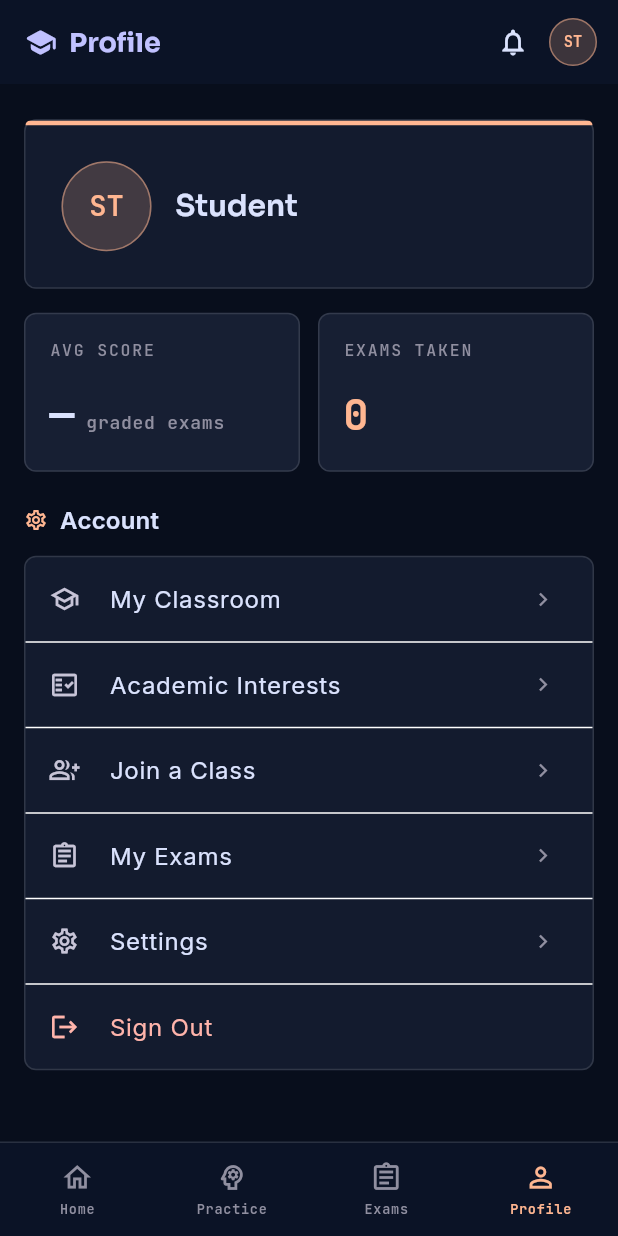
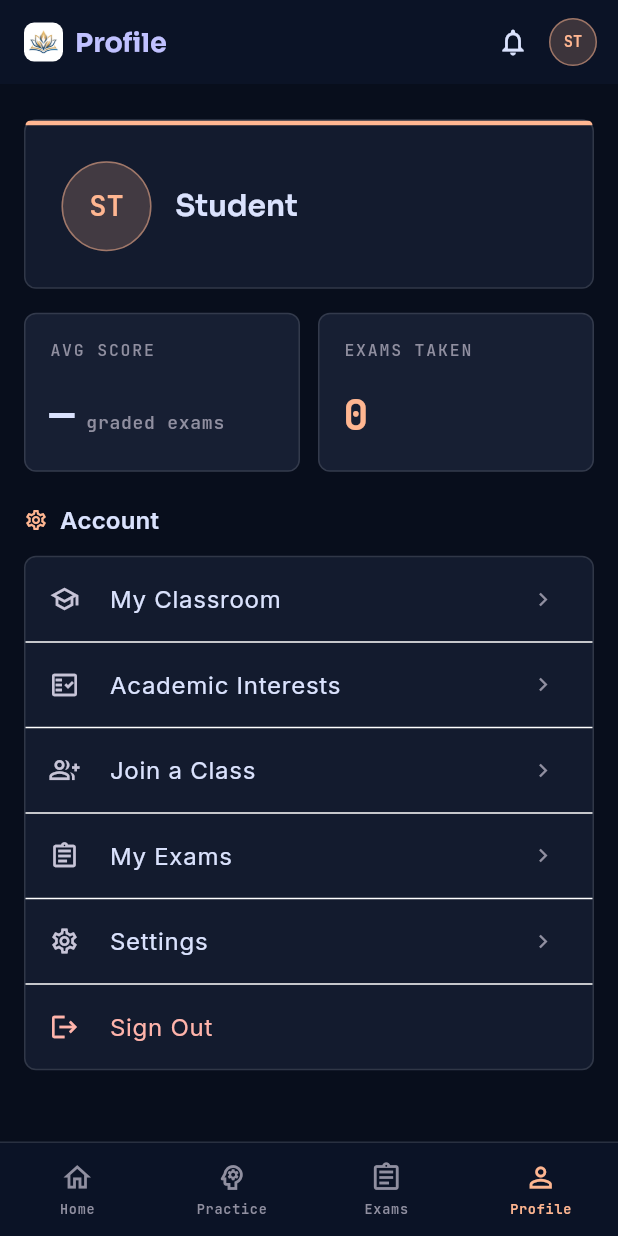
Before and after one commit to BharathMallesh/OlympiadPro, a Flutter app: the StudentShell screen opened directly with empty values, item 4 of the bottom bar chosen, on a phone screen of 412 x 824 dp. Run offline on Flutter 3.47's test engine with Material 3 defaults, Android fonts, the phone set to English and light mode, and no system bars; our stand-ins replace connectivity_plus, file_picker, flutter_secure_storage, go_router, google_fonts, image_picker and 1 more; missing offline and left inert: flutter_math_fork; accounts and stored records are empty; network calls fail.

Commit message:
Brand: use the Vidyora lotus-book logo (real artwork)
- Add the Gemini logo: cropped transparent mark (assets/web), favicon.png,
  PWA Icon-192/512, and the full lockup (web/vidyora-logo.png)
- In-app: BrandMark widget shows the mark on a light badge (readable on the
  dark UI); replaces the school icon in login, teacher sidebar, student shell
- Web favicon points to the real mark; fix widget_test brand reference

Co-Authored-By: Claude Opus 4.8 <noreply@anthropic.com>

```diff
--- a/lib/screens/student/student_shell.dart
+++ b/lib/screens/student/student_shell.dart
@@ -2,6 +2,7 @@ import 'package:flutter/material.dart';
 import 'package:go_router/go_router.dart';
 import '../../app/theme.dart';
 import '../../data/api.dart';
+import '../../widgets/brand_mark.dart';
 import '../../widgets/common.dart';
 
 /// Bottom-nav scaffold for the student side (Home / Practice / Exams /
@@ -52,7 +53,7 @@ class StudentShell extends StatelessWidget {
               (leading == null && !Navigator.of(context).canPop()) ? 16 : 0,
           title: Row(children: [
             if (leading == null) ...[
-              const Icon(Icons.school_rounded, color: AppColors.primary, size: 22),
+              const BrandMark(size: 26),
               const SizedBox(width: 8),
             ],
             Text(title,
--- a/lib/widgets/app_shell.dart
+++ b/lib/widgets/app_shell.dart
@@ -2,6 +2,7 @@ import 'package:flutter/material.dart';
 import 'package:go_router/go_router.dart';
 import '../app/theme.dart';
 import '../data/api.dart';
+import 'brand_mark.dart';
 import 'common.dart';
 
 class NavDest {
@@ -136,7 +137,7 @@ class _Sidebar extends StatelessWidget {
           Padding(
             padding: const EdgeInsets.fromLTRB(20, 24, 20, 12),
             child: Row(children: [
-              const Icon(Icons.school_rounded, color: AppColors.primary, size: 26),
+              const BrandMark(size: 30),
               const SizedBox(width: 10),
               Text(brand,
                   style: Theme.of(context).textTheme.titleLarge?.copyWith(
--- /dev/null
+++ b/lib/widgets/brand_mark.dart
@@ -0,0 +1,22 @@
+import 'package:flutter/material.dart';
+
+/// The Vidyora logo mark (lotus + open book) on a light rounded badge, so the
+/// navy-and-gold mark stays legible on the app's dark surfaces.
+class BrandMark extends StatelessWidget {
+  const BrandMark({super.key, this.size = 28});
+  final double size;
+
+  @override
+  Widget build(BuildContext context) {
+    return Container(
+      width: size,
+      height: size,
+      padding: EdgeInsets.all(size * 0.1),
+      decoration: BoxDecoration(
+        color: Colors.white,
+        borderRadius: BorderRadius.circular(size * 0.26),
+      ),
+      child: Image.asset('assets/vidyora-mark.png', fit: BoxFit.contain),
+    );
+  }
+}
--- a/pubspec.yaml
+++ b/pubspec.yaml
@@ -66,10 +66,8 @@ flutter:
   # the material Icons class.
   uses-material-design: true
 
-  # To add assets to your application, add an assets section, like this:
-  # assets:
-  #   - images/a_dot_burr.jpeg
-  #   - images/a_dot_ham.jpeg
+  assets:
+    - assets/vidyora-mark.png
 
   # An image asset can refer to one or more resolution-specific "variants", see
   # https://flutter.dev/to/resolution-aware-images
```
Also changed, not shown: lib/screens/auth/login_screen.dart (+6 -5 lines), assets/vidyora-mark.png (added), 11 other files.
